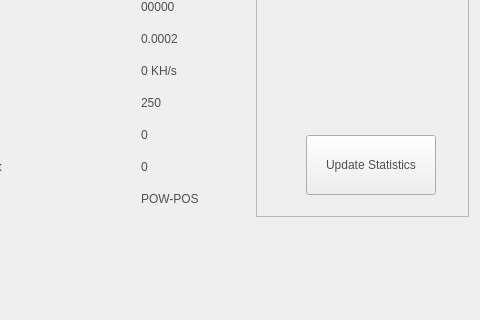
The window that src/qt/forms/statisticspage.ui (OpalCoin/OpalCoin) describes before a commit, drawn with Qt 5; both pictures show x 143 to 623 and y 96 to 416 of the 623 by 505 pixel window.
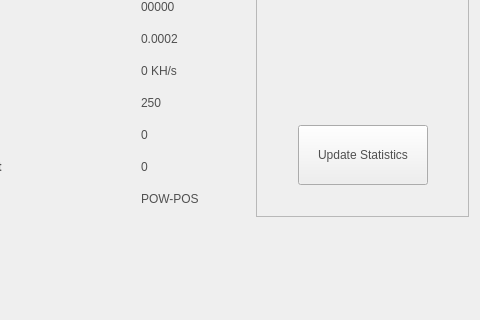
The same window after the commit. Icons and pictures are not drawn.

```diff
--- a/src/qt/forms/statisticspage.ui
+++ b/src/qt/forms/statisticspage.ui
@@ -41,8 +41,8 @@
      <widget class="QPushButton" name="startButton">
       <property name="geometry">
        <rect>
-        <x>50</x>
-        <y>220</y>
+        <x>42</x>
+        <y>210</y>
         <width>130</width>
         <height>60</height>
        </rect>
```
